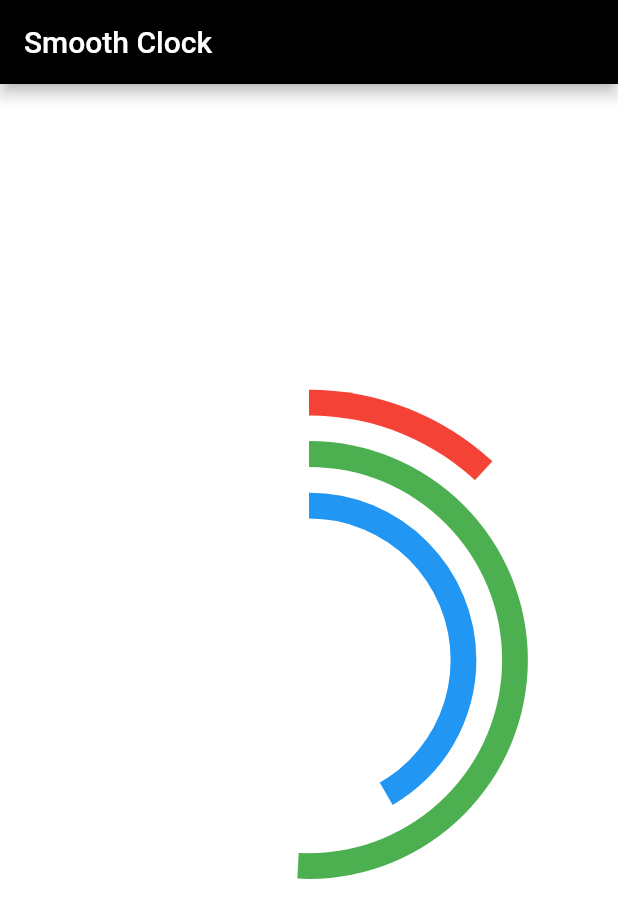
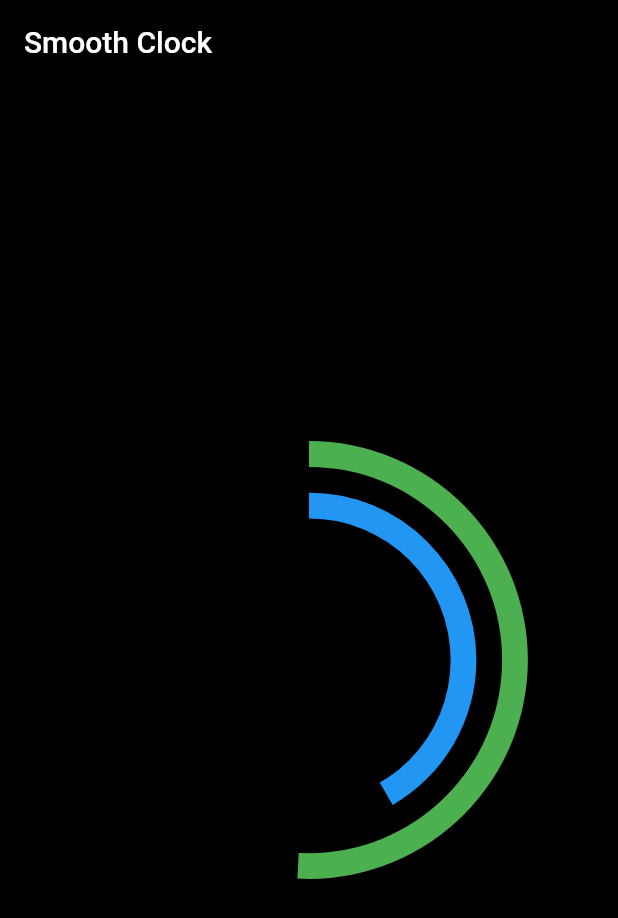
Before and after one commit to TheKingDave/smooth_clock, a Flutter app: the screen it shows after launch, on a phone screen of 412 x 824 dp. Shown: the top 918 px of the screen. Run offline on Flutter 3.47's test engine with Material 2 defaults, Android fonts, the phone set to English and light mode, and no system bars; missing offline and left inert: date_util.

Commit message:
Removed transparent fille

```diff
--- a/lib/clock.dart
+++ b/lib/clock.dart
@@ -86,7 +86,7 @@ class ClockPainter extends CustomPainter {
     ),
   ];
 
-  ClockPainter(this.time, [this.bgColor = Colors.white]);
+  ClockPainter(this.time, [this.bgColor = Colors.black]);
 
   @override
   void paint(Canvas canvas, Size size) {
@@ -126,8 +126,7 @@ class ClockPainter extends CustomPainter {
         fill);
 
     Paint reset = Paint()
-      ..color = Color(0x00000000)
-      ..blendMode = BlendMode.clear;
+      ..color = bgColor;
 
     canvas.drawOval(
         Rect.fromCenter(
@@ -137,8 +136,7 @@ class ClockPainter extends CustomPainter {
 
   @override
   bool shouldRepaint(ClockPainter oldDelegate) {
-    //return time.millisecond != oldDelegate.time.millisecond;
-    return true;
+    return time.millisecond != oldDelegate.time.millisecond;
   }
 }
 
```
